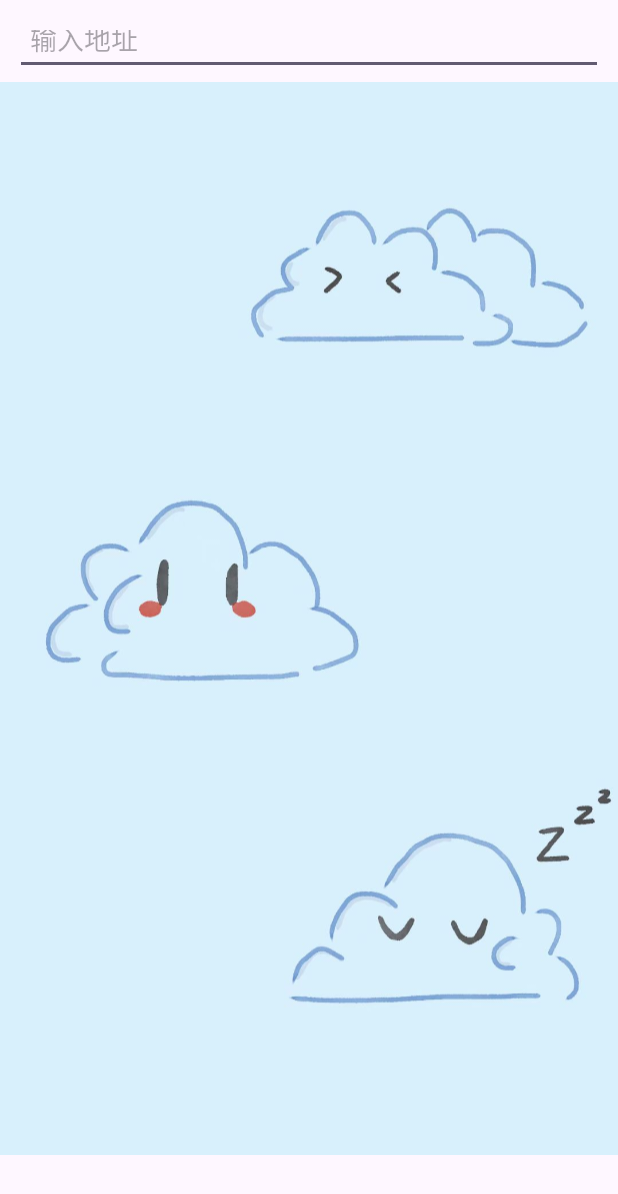
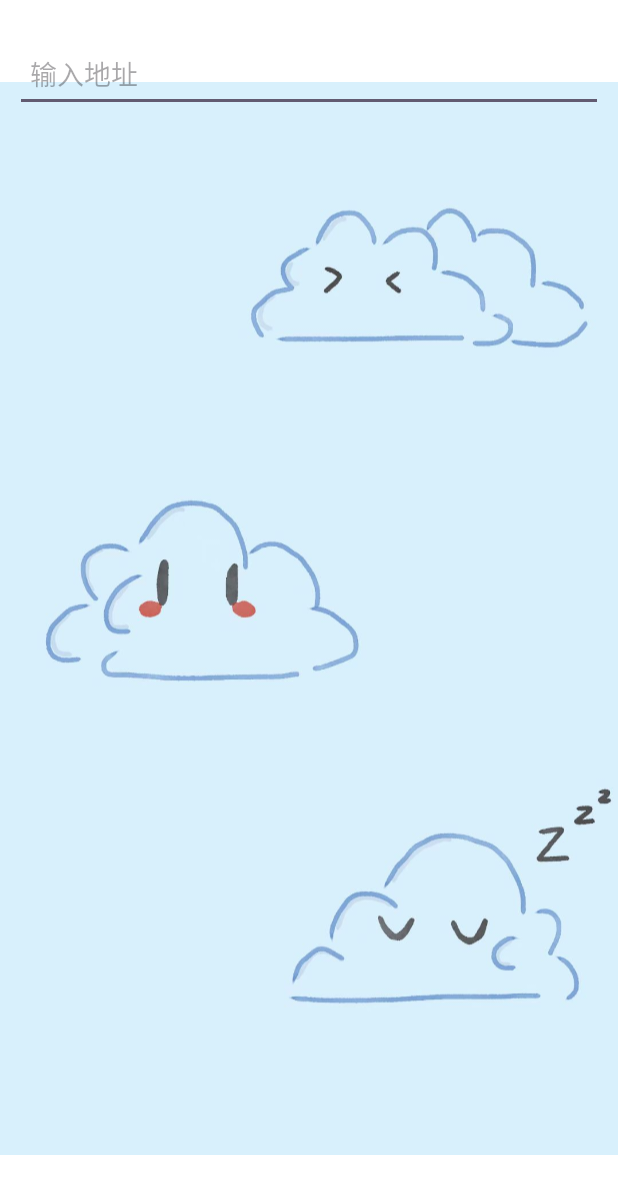
Before and after one commit to hemou6/SunnyWeather, an Android app: the screen it shows after launch (MainActivity), on a phone screen of 412 x 824 dp. Shown: the top 1194 px of the screen. Run offline under Robolectric (Android 15) with nearby library versions, the phone set to English and light mode, and no system bars; pictures from the network do not load; 1 statement that could not run was skipped.

```diff
--- a/app/src/main/java/com/example/sunnyweather/ui/place/PlaceFragment.kt
+++ b/app/src/main/java/com/example/sunnyweather/ui/place/PlaceFragment.kt
@@ -13,6 +13,7 @@ import androidx.lifecycle.ViewModelProvider
 import androidx.recyclerview.widget.LinearLayoutManager
 import com.bumptech.glide.Glide
 import com.bumptech.glide.request.RequestOptions
+import com.example.sunnyweather.MainActivity
 import com.example.sunnyweather.R
 import com.example.sunnyweather.databinding.FragmentPlaceBinding
 import com.example.sunnyweather.ui.weather.WeatherActivity
@@ -34,7 +35,7 @@ class PlaceFragment:Fragment() {
 
     override fun onActivityCreated(savedInstanceState: Bundle?) {
         super.onActivityCreated(savedInstanceState)
-        if(viewModel.isPlaceSaved()){
+        if(activity is MainActivity&&viewModel.isPlaceSaved()){
             val place=viewModel.getSavedPlace()
             val intent=Intent(context,WeatherActivity::class.java).apply {
                 putExtra("location_lng",place.location.lng)
--- a/app/src/main/res/layout/fragment_place.xml
+++ b/app/src/main/res/layout/fragment_place.xml
@@ -2,7 +2,7 @@
 <RelativeLayout xmlns:android="http://schemas.android.com/apk/res/android"
     android:layout_width="match_parent"
     android:layout_height="match_parent"
-    android:background="?android:windowBackground">
+    android:background="@color/white">
 
     <ImageView
         android:id="@+id/bgImageView"
@@ -13,12 +13,12 @@
     <FrameLayout
         android:id="@+id/actionBarLayout"
         android:layout_width="match_parent"
-        android:layout_height="60dp">
-
+        android:layout_height="60dp"
+        android:layout_marginTop="20dp">
         <EditText
             android:id="@+id/searchPlaceEdit"
             android:layout_width="match_parent"
-            android:layout_height="40dp"
+            android:layout_height="50dp"
             android:layout_gravity="center_vertical"
             android:layout_marginStart="10dp"
             android:layout_marginEnd="10dp"
@@ -29,7 +29,7 @@
 
     <androidx.recyclerview.widget.RecyclerView
         android:id="@+id/recyclerView"
-        android:layout_marginTop="60dp"
+        android:layout_marginTop="80dp"
         android:layout_width="match_parent"
         android:layout_height="match_parent"
         android:visibility="gone"/>
--- a/app/src/main/res/layout/place_item.xml
+++ b/app/src/main/res/layout/place_item.xml
@@ -4,12 +4,14 @@
     android:layout_width="match_parent"
     android:layout_height="130dp"
     android:layout_margin="12dp"
+    android:backgroundTint="@color/white"
     app:cardCornerRadius="4dp">
 
     <LinearLayout
         android:orientation="vertical"
         android:layout_width="match_parent"
         android:layout_height="wrap_content"
+        android:background="@color/white"
         android:layout_margin="18dp"
         android:layout_gravity="center_vertical">
         <TextView
--- a/app/src/main/res/values/colors.xml
+++ b/app/src/main/res/values/colors.xml
@@ -2,4 +2,7 @@
 <resources>
     <color name="black">#FF000000</color>
     <color name="white">#FFFFFFFF</color>
+    <color name="colorPrimary">#008577</color>
+    <color name="colorPrimaryDark">#00574B</color>
+    <color name="colorAccent">#D81B60</color>
 </resources>
```
Also changed, not shown: app/src/main/java/com/example/sunnyweather/ui/place/PlaceAdapter.kt (+15 -6 lines), app/src/main/java/com/example/sunnyweather/ui/weather/WeatherActivity.kt (+28 -1 lines), app/src/main/res/layout/activity_weather.xml (+27 -1 lines), app/src/main/res/layout/now.xml (+9 -0 lines).
